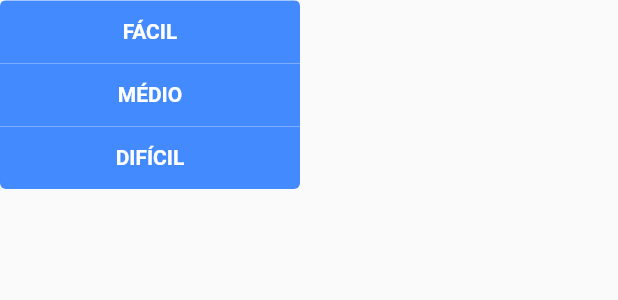
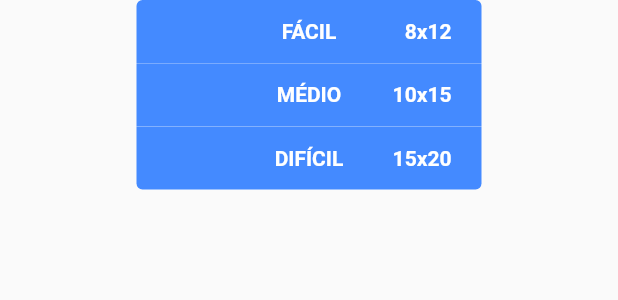
Before and after one commit to collbreno/mine-sweeper, a Flutter app: the PlayButton widget shown alone on an empty page, opened directly, after a tap on "JOGAR", on a phone screen of 412 x 824 dp. Shown: the top 300 px of the screen. Run offline on Flutter 3.47's test engine with Material 2 defaults, Android fonts, the phone set to English and light mode, and no system bars; our stand-ins replace async_redux, cloud_firestore; missing offline and left inert: back_button_interceptor; accounts and stored records are empty; statements that could not run were skipped.

Commit message:
Pequenas alterações

```diff
--- a/business/lib/src/board/actions/create_empty_board.dart
+++ b/business/lib/src/board/actions/create_empty_board.dart
@@ -32,7 +32,7 @@ class CreateEmptyBoardAction extends BoardAction {
 
   int getNumberOfBombs() {
     var map = <Difficulty, int>{};
-    map[Difficulty.easy] = 3;
+    map[Difficulty.easy] = 18;
     map[Difficulty.normal] = 27;
     map[Difficulty.hard] = 36;
     return map[difficulty];
@@ -40,7 +40,7 @@ class CreateEmptyBoardAction extends BoardAction {
 
   int getVerticalTiles() {
     var map = <Difficulty, int>{};
-    map[Difficulty.easy] = 10;
+    map[Difficulty.easy] = 12;
     map[Difficulty.normal] = 15;
     map[Difficulty.hard] = 20;
     return map[difficulty];
@@ -48,7 +48,7 @@ class CreateEmptyBoardAction extends BoardAction {
 
   int getHorizontalTiles() {
     var map = <Difficulty, int>{};
-    map[Difficulty.easy] = 6;
+    map[Difficulty.easy] = 8;
     map[Difficulty.normal] = 10;
     map[Difficulty.hard] = 15;
     return map[difficulty];
--- a/business/lib/src/board/actions/place_numbers.dart
+++ b/business/lib/src/board/actions/place_numbers.dart
@@ -1,8 +1,5 @@
-import 'package:async_redux/async_redux.dart';
 import 'package:business/business.dart';
-import 'package:business/src/firebase/actions/update_tiles_content.dart';
 
-// Essa ação é disparada quando o usuário clica na sua primeira casa
 class PlaceNumbersAction extends BoardAction {
   @override
   BoardState reduceBoardState() {
--- a/business/lib/src/firebase/actions/check_if_game_exists.dart
+++ b/business/lib/src/firebase/actions/check_if_game_exists.dart
@@ -11,7 +11,7 @@ class CheckIfGameExistsAction extends CloudAction {
   @override
   Future<CloudState> reduceCloudState() async {
     print('entrei aqui');
-    if (await FirestoreService().checkIfGameExists(id)) {
+    if (id != null && id.isNotEmpty && await FirestoreService().checkIfGameExists(id)) {
       dispatch(StartListenGameAction(id));
       dispatch(NavigateToGameScreenAction());
       dispatch(DismissPromptDialogAction());
--- /dev/null
+++ b/client/lib/screens/home/components/home_button.dart
@@ -0,0 +1,84 @@
+import 'package:flutter/material.dart';
+
+class HomeButton extends StatelessWidget {
+  HomeButton({
+    @required this.title,
+    @required this.onTap,
+    this.roundBottomBorder = false,
+    this.roundTopBorder = false,
+    this.trailing,
+    this.leading,
+  });
+
+  final String title;
+  final void Function() onTap;
+  final bool roundBottomBorder;
+  final bool roundTopBorder;
+  final Widget trailing;
+  final Widget leading;
+
+  @override
+  Widget build(BuildContext context) {
+    return Material(
+      color: Colors.blueAccent,
+      shape: RoundedRectangleBorder(
+        borderRadius: BorderRadius.vertical(
+            top: Radius.circular(roundTopBorder ? 4 : 0),
+            bottom: Radius.circular(roundBottomBorder ? 4 : 0)),
+      ),
+      child: InkWell(
+        child: Container(
+          alignment: Alignment.center,
+          height: 42,
+          width: 230,
+          child: Stack(
+            fit: StackFit.expand,
+            alignment: Alignment.center,
+            children: getStackChildren(),
+          ),
+        ),
+        onTap: onTap,
+      ),
+    );
+  }
+
+  List<Widget> getStackChildren() {
+    var list = List<Widget>();
+    if (trailing != null) {
+      list.add(renderTrailing());
+    }
+    if (leading != null) {
+      list.add(renderLeading());
+    }
+    list.add(renderTitle());
+    return list;
+  }
+
+  Widget renderTitle() {
+    return Center(
+      child: Text(
+        title.toUpperCase(),
+        textAlign: TextAlign.center,
+        style: TextStyle(
+          color: Colors.white,
+          fontSize: 14,
+          fontWeight: FontWeight.bold,
+        ),
+      ),
+    );
+  }
+
+  Widget renderTrailing() {
+    return Positioned(
+      right: 20,
+      child: trailing,
+    );
+  }
+
+  Widget renderLeading() {
+    return Positioned(
+      left: 20,
+      child: leading,
+    );
+  }
+}
--- a/client/lib/screens/home/components/play_button.dart
+++ b/client/lib/screens/home/components/play_button.dart
@@ -1,4 +1,6 @@
+import 'package:back_button_interceptor/back_button_interceptor.dart';
 import 'package:business/business.dart';
+import 'package:client/screens/home/components/home_button.dart';
 import 'package:flutter/material.dart';
 
 class PlayButton extends StatefulWidget {
@@ -11,13 +13,33 @@ class PlayButton extends StatefulWidget {
 }
 
 class _PlayButtonState extends State<PlayButton> {
+  bool collapsed = true;
 
-  bool collapsed = true;
+  @override
+  void initState() {
+    super.initState();
+    BackButtonInterceptor.add(backButtonInterceptor, zIndex: 1);
+  }
+
+  @override
+  void dispose() {
+    BackButtonInterceptor.remove(backButtonInterceptor);
+    super.dispose();
+  }
+
+  bool backButtonInterceptor(bool stopDefaultButtonEvent) {
+    if (collapsed || stopDefaultButtonEvent) return false;
+    setState(() {
+      collapsed = true;
+    });
+    return true;
+  }
 
   @override
   Widget build(BuildContext context) {
     return AnimatedCrossFade(
-      crossFadeState: collapsed ? CrossFadeState.showFirst : CrossFadeState.showSecond,
+      crossFadeState:
+          collapsed ? CrossFadeState.showFirst : CrossFadeState.showSecond,
       secondChild: second(),
       firstChild: first(),
       duration: Duration(milliseconds: 300),
@@ -32,11 +54,15 @@ class _PlayButtonState extends State<PlayButton> {
   }
 
   Widget first() {
-    return GameButton(
+    return HomeButton(
       onTap: toggleCollapsed,
       title: 'Jogar',
-      isTop: true,
-      isBottom: true,
+      leading: Icon(
+        Icons.play_arrow,
+        color: Colors.white,
+      ),
+      roundTopBorder: true,
+      roundBottomBorder: true,
     );
   }
 
@@ -44,63 +70,54 @@ class _PlayButtonState extends State<PlayButton> {
     return Column(
       mainAxisSize: MainAxisSize.min,
       children: <Widget>[
-        GameButton(
-          onTap: () => widget.onDifficultySelected(Difficulty.easy),
+        HomeButton(
+          onTap: () {
+            toggleCollapsed();
+            widget.onDifficultySelected(Difficulty.easy);
+          },
           title: 'Fácil',
-          isTop: true,
+          trailing: Text(
+            "8x12",
+            style: TextStyle(color: Colors.white, fontWeight: FontWeight.w600),
+          ),
+          roundTopBorder: true,
         ),
-        GameButton(
-          onTap: () => widget.onDifficultySelected(Difficulty.normal),
+        Container(
+          height: 0.2,
+        ),
+        HomeButton(
+          onTap: () {
+            toggleCollapsed();
+            widget.onDifficultySelected(Difficulty.normal);
+          },
+          trailing: Text(
+            "10x15",
+            style: TextStyle(color: Colors.white, fontWeight: FontWeight.w600),
+          ),
           title: 'Médio',
         ),
-        GameButton(
-          onTap: () => widget.onDifficultySelected(Difficulty.hard),
+        Container(
+          height: 0.2,
+        ),
+        HomeButton(
+          onTap: () {
+            toggleCollapsed();
+            widget.onDifficultySelected(Difficulty.hard);
+          },
+          trailing: Text(
+            "15x20",
+            style: TextStyle(color: Colors.white, fontWeight: FontWeight.w600),
+          ),
           title: 'Difícil',
-          isBottom: true,
+          roundBottomBorder: true,
         ),
       ],
     );
   }
 
   void toggleCollapsed() {
-    setState((){
+    setState(() {
       collapsed = !collapsed;
     });
   }
-
 }
-class GameButton extends StatelessWidget {
-  GameButton({this.title, this.onTap, this.isBottom = false, this.isTop = false});
-
-  final String title;
-  final void Function() onTap;
-  final bool isBottom;
-  final bool isTop;
-
-  @override
-  Widget build(BuildContext context) {
-    return Material(
-      color: Colors.blueAccent,
-      shape: RoundedRectangleBorder(
-        borderRadius: BorderRadius.vertical(
-          top: Radius.circular(isTop ? 4 : 0),
-          bottom: Radius.circular(isBottom ? 4 : 0)
-        ),
-      ),
-      child: InkWell(
-        child: Container(
-          decoration: BoxDecoration(
-            border: Border(
-              top: BorderSide(width: isTop? 0 : 0.2, color: Colors.white),
-            )
-          ),
-          alignment: Alignment.center,
-          height: 42,
-          width: 200,
-          child: Text(title.toUpperCase(), style: TextStyle(color: Colors.white, fontSize: 14, fontWeight: FontWeight.bold),),
-        ),
-        onTap: onTap,
-      ),
-    );
-  }
-}
--- a/client/pubspec.yaml
+++ b/client/pubspec.yaml
@@ -20,6 +20,7 @@ dependencies:
   flutter:
     sdk: flutter
   async_redux: ^2.8.1
+  back_button_interceptor: ^4.2.4
   business:
     path: ../business
 
```
Also changed, not shown: client/lib/screens/home/home.dart (+33 -19 lines), client/pubspec.lock.
